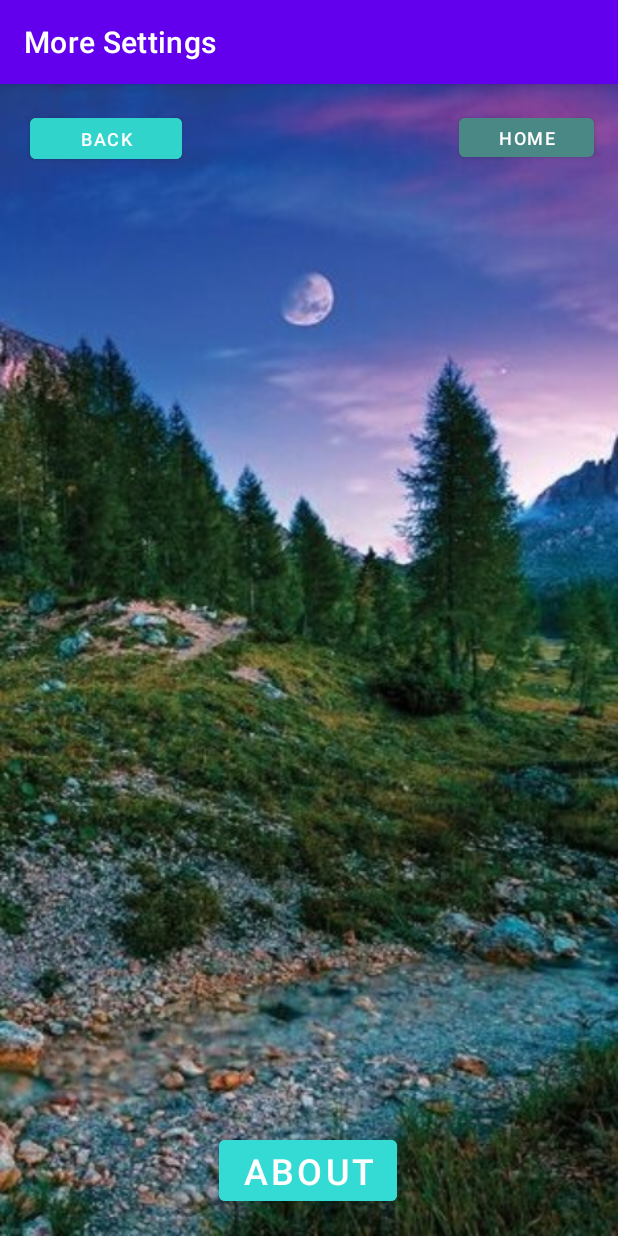
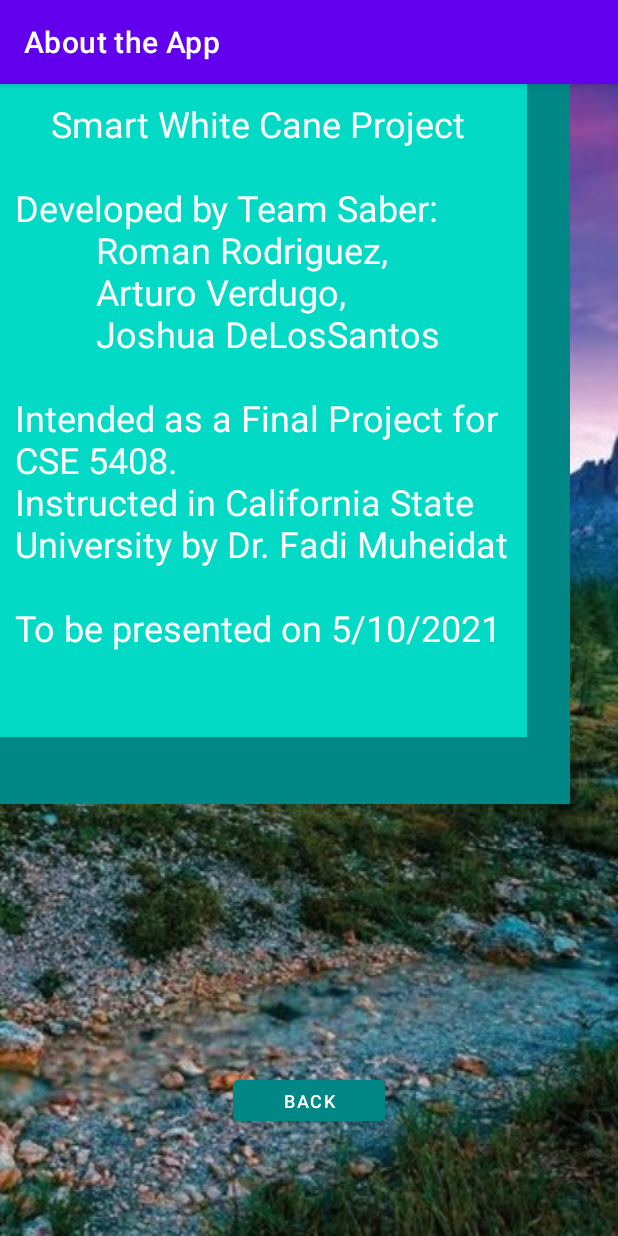
Before and after one commit to RomanThinks/Smart-White-Cane-Project, an Android app: the MoreActivity screen opened directly, with no data from a screen before it, on a phone screen of 412 x 824 dp. Run offline under Robolectric (Android 15) with nearby library versions, the phone set to English and light mode, and no system bars.

Commit message:
updated buttons and new text

```diff
--- a/app/src/main/AndroidManifest.xml
+++ b/app/src/main/AndroidManifest.xml
@@ -55,7 +55,7 @@
 
         <activity
             android:name=".MoreActivity"
-            android:label="More Settings"/>
+            android:label="About the App"/>
 
         <activity
             android:name=".AppPermissionActivity"
--- a/app/src/main/java/com/example/cane20/ActivitySet.kt
+++ b/app/src/main/java/com/example/cane20/ActivitySet.kt
@@ -59,7 +59,7 @@
 
         val button5 = findViewById<Button>(R.id.button8)
         button5.setOnClickListener{
-            val intent = Intent(this, MoreActivity::class.java)
+            val intent = Intent(this, MoreActivity::class.java) //is now 'about', kept name 'more'
             startActivity(intent)
         }
 
--- a/app/src/main/java/com/example/cane20/MoreActivity.kt
+++ b/app/src/main/java/com/example/cane20/MoreActivity.kt
@@ -22,9 +22,7 @@
             startActivity(intent)
         }
 
-        //change font
-        //change size of font
-        //change color of theme
-        //change background
+        //now the 'about' page
+
     }
 }
--- a/app/src/main/res/layout/more_activity.xml
+++ b/app/src/main/res/layout/more_activity.xml
@@ -16,17 +16,18 @@
         android:scaleType="fitXY"
         app:layout_constraintBottom_toBottomOf="parent"
         app:layout_constraintEnd_toEndOf="parent"
-        app:layout_constraintHorizontal_bias="1.0"
+        app:layout_constraintHorizontal_bias="0.0"
         app:layout_constraintStart_toStartOf="parent"
         app:layout_constraintTop_toTopOf="parent"
         app:layout_constraintVertical_bias="0.0"
         app:srcCompat="@drawable/base" />
 
     <Button
+        android:visibility="gone"
         android:id="@+id/homebuttonMoActv"
         android:layout_width="90dp"
         android:layout_height="38dp"
-        android:backgroundTint="#4A8886"
+        android:backgroundTint="@color/teal_700"
         android:text="HOME"
         android:textSize="12sp"
         app:layout_constraintBottom_toBottomOf="parent"
@@ -41,28 +42,35 @@
         android:id="@+id/backbuttonMoActv"
         android:layout_width="101dp"
         android:layout_height="39dp"
-        android:backgroundTint="#31D4CA"
+        android:backgroundTint="@color/teal_700"
         android:text="Back"
         android:textSize="12sp"
         app:layout_constraintBottom_toBottomOf="parent"
         app:layout_constraintEnd_toEndOf="parent"
-        app:layout_constraintHorizontal_bias="0.065"
         app:layout_constraintStart_toStartOf="parent"
         app:layout_constraintTop_toTopOf="parent"
-        app:layout_constraintVertical_bias="0.023" />
+        app:layout_constraintVertical_bias="0.903" />
 
-    <Button
-        android:id="@+id/aboutButton"
-        android:layout_width="wrap_content"
-        android:layout_height="wrap_content"
-        android:backgroundTint="#34DAD4"
-        android:text="About"
+    <TextView
+        android:layout_width="380dp"
+        android:layout_height="480dp"
+        android:background="@color/teal_700"
+        tools:layout_editor_absoluteX="15dp"
+        tools:layout_editor_absoluteY="207dp" />
+
+    <TextView
+        android:layout_width="351sp"
+        android:layout_height="435sp"
+        android:background="@color/teal_200"
+        android:padding="10sp"
+        android:text="    Smart White Cane Project\n\nDeveloped by Team Saber:\n
+        Roman Rodriguez,\n
+        Arturo Verdugo,\n
+        Joshua DeLosSantos\n\nIntended as a Final Project for CSE 5408.\nInstructed in California State University by Dr. Fadi Muheidat\n\nTo be presented on 5/10/2021"
+        android:textColor="@color/white"
         android:textSize="24sp"
-        app:layout_constraintBottom_toBottomOf="parent"
-        app:layout_constraintEnd_toEndOf="parent"
-        app:layout_constraintHorizontal_bias="0.498"
-        app:layout_constraintStart_toStartOf="parent"
-        app:layout_constraintTop_toTopOf="parent"
-        app:layout_constraintVertical_bias="0.976" />
+        tools:layout_editor_absoluteX="30sp"
+        tools:layout_editor_absoluteY="236sp" />
+
 
 </androidx.constraintlayout.widget.ConstraintLayout>
```
Also changed, not shown: app/src/main/java/com/example/cane20/InternalMapActivity.kt (+5 -5 lines), app/src/main/res/layout/activity_main.xml (+13 -0 lines), app/src/main/res/layout/activity_set.xml (+10 -7 lines).
